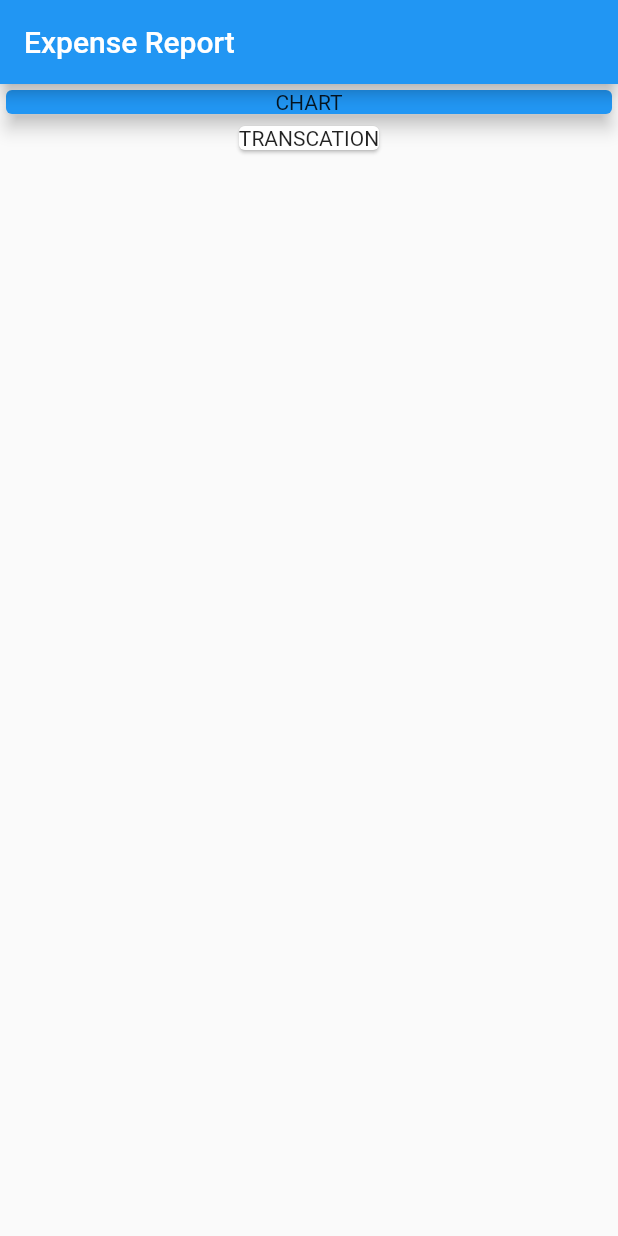
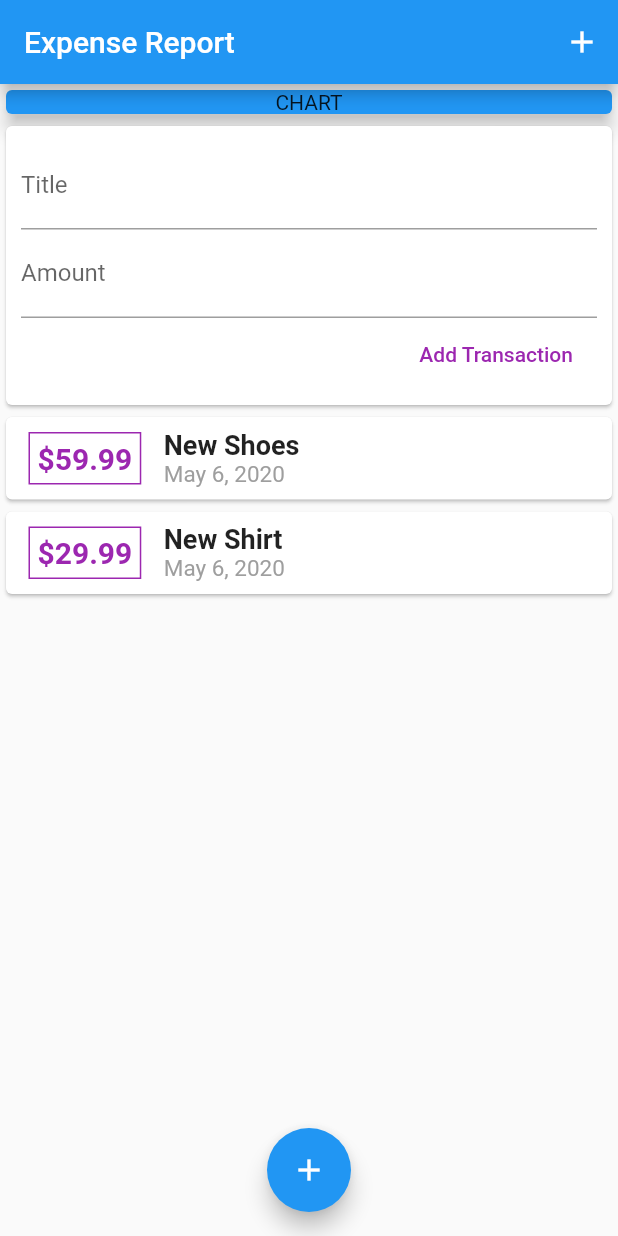
Before and after one commit to hpatel32/expenses, a Flutter app: the screen it shows after launch, on a phone screen of 412 x 824 dp. Run offline on Flutter 3.47's test engine with Material 2 defaults, Android fonts, the phone set to English and light mode, and no system bars.

Commit message:
Able to add new transaction

```diff
--- a/lib/main.dart
+++ b/lib/main.dart
@@ -1,4 +1,6 @@
+
 import 'package:flutter/material.dart';
+import './widgets/user_transaction.dart';
 
 void main() => runApp(MyApp());
 
@@ -16,11 +18,25 @@ class MyApp extends StatelessWidget {
 }
 
 class MyHomePage extends StatelessWidget {
+
+
   @override
   Widget build(BuildContext context) {
     return Scaffold(
-		appBar: AppBar(title: Text('Expense Report'),),
-		body: Column(
+        appBar: AppBar(title: Text('Expense Report'),actions: <Widget>[
+            IconButton(icon: Icon(Icons.add),onPressed: (){
+
+            },),
+
+        ],),
+        floatingActionButtonLocation: FloatingActionButtonLocation.centerFloat,
+        floatingActionButton: FloatingActionButton(child: Icon(Icons.add),onPressed: (){
+
+        },),
+        body: SingleChildScrollView(
+                  child: Column(
+              // mainAxisAlignment: MainAxisAlignment.center,
+              crossAxisAlignment: CrossAxisAlignment.stretch,
               children: <Widget>[
                   Container(
                       width: double.infinity,
@@ -29,8 +45,9 @@ class MyHomePage extends StatelessWidget {
                         elevation: 5,
                         color: Colors.blue,),
                   ),
-				Card(child: Text('TRANSCATION'),),
+                UserTransaction(),
               ],
+          ),
         ),
     );
   }
--- /dev/null
+++ b/lib/models/transaction.dart
@@ -0,0 +1,8 @@
+class Transaction{
+	String tId;
+	String title;
+	double amount;
+	DateTime date;
+
+	Transaction({this.tId,this.title,this.amount,this.date});
+}
--- /dev/null
+++ b/lib/widgets/new_transaction.dart
@@ -0,0 +1,37 @@
+import 'package:flutter/material.dart';
+import '../widgets/user_transaction.dart';
+
+class NewTransaction extends StatelessWidget {
+	Function newTx;
+	final titleController = TextEditingController();
+    final amountController = TextEditingController();
+	NewTransaction(this.newTx);
+
+	void submitData(){
+		final enteredTitle = titleController.text;
+		final enteredAmount = double.parse(amountController.text);
+		if(enteredTitle.isEmpty || enteredAmount <= 0){
+			return;
+		}
+		newTx(enteredTitle,enteredAmount);
+	}
+  @override
+  Widget build(BuildContext context) {
+	return Card(
+		child: Container(
+			padding: EdgeInsets.all(10),
+		child: Column(
+			crossAxisAlignment: CrossAxisAlignment.end,
+			children: <Widget>[
+				TextField(decoration: InputDecoration(labelText: 'Title'),controller: titleController,
+				onSubmitted: (val){submitData();},),
+				TextField(decoration: InputDecoration(labelText: 'Amount'),controller: amountController,onSubmitted: (_){submitData();},),
+				FlatButton(onPressed: (){
+					submitData();
+				}, child: Text('Add Transaction',style: TextStyle(color: Colors.purple),)),
+			],
+			),
+		),
+	);
+  }
+}
--- /dev/null
+++ b/lib/widgets/transcation_list.dart
@@ -0,0 +1,41 @@
+import 'package:flutter/material.dart';
+import '../models/transaction.dart';
+import 'package:intl/intl.dart';
+
+class TransactionList extends StatelessWidget {
+
+	final List<Transaction> transactions;
+
+	TransactionList({this.transactions});
+
+  @override
+  Widget build(BuildContext context) {
+	  return Container(
+		  height: 500,
+	    child: ListView.builder(itemBuilder: (ctx,index){
+		  return Card(child: Row(
+			children: <Widget>[
+				Container(
+					padding: EdgeInsets.all(5),
+					margin: EdgeInsets.symmetric(vertical: 10,horizontal: 15),
+					decoration: BoxDecoration(border: Border.all(color: Colors.purple,width: 1)),
+					child: Text(
+						'\$${transactions[index].amount.toStringAsFixed(2)}',
+						style: TextStyle(color: Colors.purple,fontWeight: FontWeight.bold,fontSize: 20),
+					),
+				),
+				Column(
+					crossAxisAlignment: CrossAxisAlignment.start,
+					children: <Widget>[
+						Text(transactions[index].title,
+						style: TextStyle(fontSize: 18,fontWeight: FontWeight.bold),),
+						Text(DateFormat.yMMMd().format(transactions[index].date),style: TextStyle(color: Colors.grey,fontSize: 15),),
+					],
+				),
+			],
+		),);
+	    },
+	    itemCount: transactions.length,),
+	  );
+  }
+}
--- /dev/null
+++ b/lib/widgets/user_transaction.dart
@@ -0,0 +1,31 @@
+import 'package:flutter/material.dart';
+import '../widgets/new_transaction.dart';
+import '../widgets/transcation_list.dart';
+import '../models/transaction.dart';
+
+class UserTransaction extends StatefulWidget {
+  @override
+  _UserTransactionState createState() => _UserTransactionState();
+}
+
+class _UserTransactionState extends State<UserTransaction> {
+	final List<Transaction> transactions = [
+        Transaction(tId: 't1',title: 'New Shoes',amount: 59.99,date: DateTime.now()),
+        Transaction(tId: 't2',title: 'New Shirt',amount: 29.99,date: DateTime.now())
+    ];
+	void addNewTransaction(String title,double amount){
+		var newTx = Transaction(title: title,amount: amount,tId: DateTime.now().toString(),date: DateTime.now());
+		setState(() {
+		  transactions.add(newTx);
+		});
+	}
+  @override
+  Widget build(BuildContext context) {
+	return Column(
+		children: <Widget>[
+			NewTransaction(addNewTransaction),
+			TransactionList(transactions: transactions),
+		],
+	);
+  }
+}
--- a/pubspec.yaml
+++ b/pubspec.yaml
@@ -14,11 +14,12 @@ description: A new Flutter project.
 version: 1.0.0+1
 
 environment:
-  sdk: ">=2.1.0 <3.0.0"
+  sdk: ">=2.2.2 <3.0.0"
 
 dependencies:
   flutter:
     sdk: flutter
+  intl: ^0.16.1
 
   # The following adds the Cupertino Icons font to your application.
   # Use with the CupertinoIcons class for iOS style icons.
```
Also changed, not shown: pubspec.lock. Lines whose indentation alone changed are shown as unchanged.
